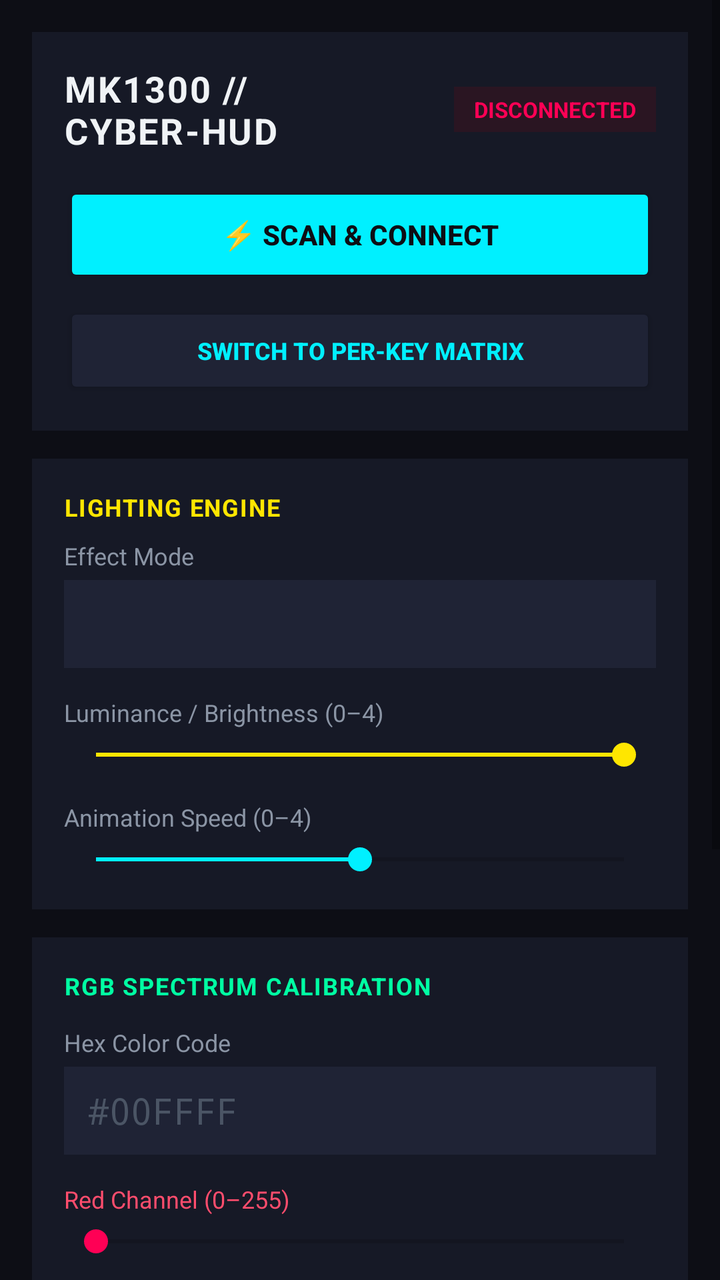
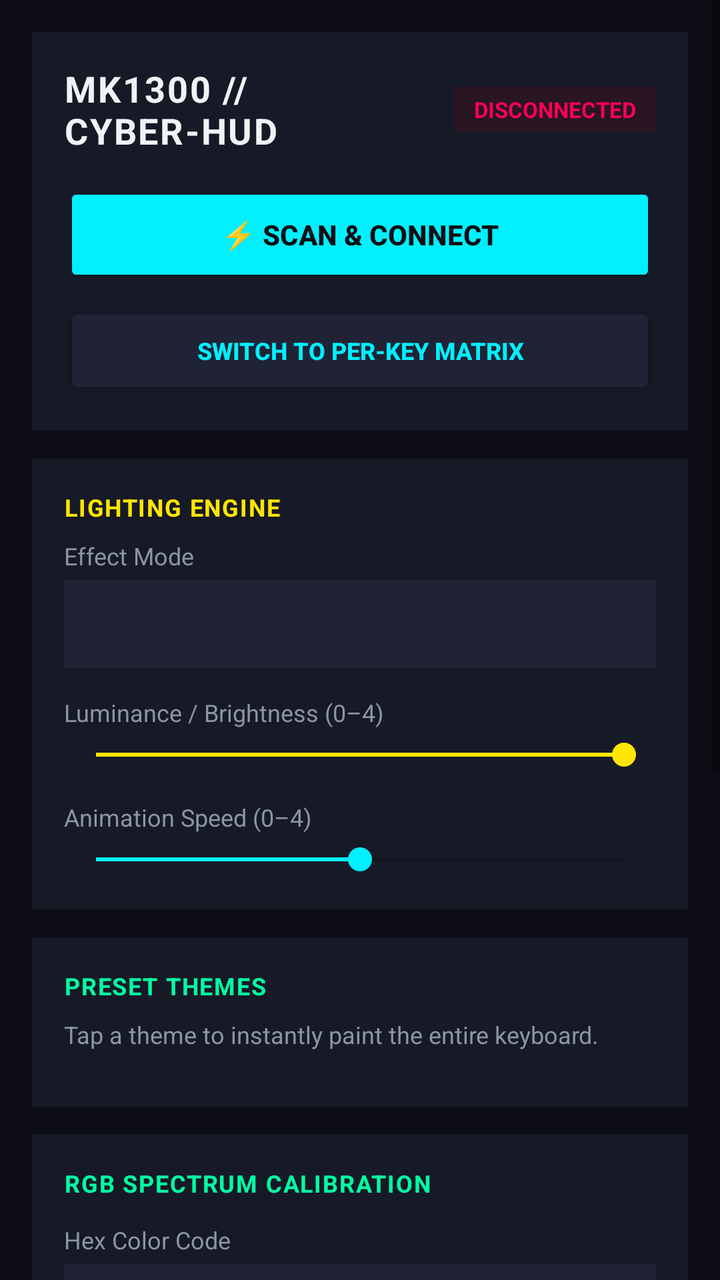

An Android layout rendered at two revisions. The XML below is the earlier revision; the diff shows what the commit changed to produce the second picture.
<!-- AndroidManifest.xml: application theme Theme.AppCompat.Light.NoActionBar -->
<!-- res/layout/activity_main.xml -->
<?xml version="1.0" encoding="utf-8"?>
<ScrollView xmlns:android="http://schemas.android.com/apk/res/android"
    android:layout_width="match_parent"
    android:layout_height="match_parent"
    android:fillViewport="true"
    android:background="#0D0E15">

    <LinearLayout
        android:layout_width="match_parent"
        android:layout_height="wrap_content"
        android:orientation="vertical"
        android:padding="16dp">

        
        <LinearLayout
            android:layout_width="match_parent"
            android:layout_height="wrap_content"
            android:orientation="vertical"
            android:background="#161926"
            android:padding="16dp"
            android:layout_marginBottom="14dp">

            <LinearLayout
                android:layout_width="match_parent"
                android:layout_height="wrap_content"
                android:orientation="horizontal"
                android:gravity="center_vertical">

                <TextView
                    android:layout_width="0dp"
                    android:layout_height="wrap_content"
                    android:layout_weight="1"
                    android:text="MK1300 // CYBER-HUD"
                    android:textColor="#F0F3F6"
                    android:textSize="18sp"
                    android:textStyle="bold"
                    android:letterSpacing="0.05" />

                <TextView
                    android:id="@+id/tvStatus"
                    android:layout_width="wrap_content"
                    android:layout_height="wrap_content"
                    android:text="DISCONNECTED"
                    android:textColor="#FF0055"
                    android:textSize="11sp"
                    android:textStyle="bold"
                    android:background="#2A1522"
                    android:paddingHorizontal="10dp"
                    android:paddingVertical="4dp" />
            </LinearLayout>

            <Button
                android:id="@+id/btnScanConnect"
                android:layout_width="match_parent"
                android:layout_height="52dp"
                android:layout_marginTop="14dp"
                android:text="⚡ SCAN &amp; CONNECT"
                android:textColor="#0D0E15"
                android:textStyle="bold"
                android:textSize="14sp"
                android:backgroundTint="#00F0FF" />

            <Button
                android:id="@+id/btnToggleMode"
                android:layout_width="match_parent"
                android:layout_height="48dp"
                android:layout_marginTop="8dp"
                android:text="SWITCH TO PER-KEY MATRIX"
                android:textColor="#00F0FF"
                android:textStyle="bold"
                android:textSize="12sp"
                android:backgroundTint="#1F2335" />
        </LinearLayout>

        
        <LinearLayout
            android:id="@+id/layoutGlobal"
            android:layout_width="match_parent"
            android:layout_height="wrap_content"
            android:orientation="vertical"
            android:background="#161926"
            android:padding="16dp"
            android:layout_marginBottom="14dp">

            <TextView
                android:layout_width="wrap_content"
                android:layout_height="wrap_content"
                android:text="LIGHTING ENGINE"
                android:textColor="#FFE600"
                android:textSize="12sp"
                android:textStyle="bold"
                android:letterSpacing="0.05"
                android:layout_marginBottom="8dp" />

            <TextView
                android:layout_width="wrap_content"
                android:layout_height="wrap_content"
                android:text="Effect Mode"
                android:textColor="#8B95A5"
                android:textSize="12sp"
                android:layout_marginBottom="4dp" />

            <Spinner
                android:id="@+id/spinnerEffect"
                android:layout_width="match_parent"
                android:layout_height="44dp"
                android:background="#1F2335"
                android:layout_marginBottom="14dp" />

            <TextView
                android:layout_width="wrap_content"
                android:layout_height="wrap_content"
                android:text="Luminance / Brightness (0–4)"
                android:textColor="#8B95A5"
                android:textSize="12sp" />

            <SeekBar
                android:id="@+id/seekBrightness"
                android:layout_width="match_parent"
                android:layout_height="wrap_content"
                android:max="4"
                android:progress="4"
                android:progressTint="#FFE600"
                android:thumbTint="#FFE600"
                android:layout_marginTop="4dp"
                android:layout_marginBottom="14dp" />

            <TextView
                android:layout_width="wrap_content"
                android:layout_height="wrap_content"
                android:text="Animation Speed (0–4)"
                android:textColor="#8B95A5"
                android:textSize="12sp" />

            <SeekBar
                android:id="@+id/seekSpeed"
                android:layout_width="match_parent"
                android:layout_height="wrap_content"
                android:max="4"
                android:progress="2"
                android:progressTint="#00F0FF"
                android:thumbTint="#00F0FF"
                android:layout_marginTop="4dp" />
        </LinearLayout>

        
        <LinearLayout
            android:id="@+id/layoutPerKey"
            android:layout_width="match_parent"
            android:layout_height="wrap_content"
            android:orientation="vertical"
            android:background="#161926"
            android:padding="16dp"
            android:layout_marginBottom="14dp"
            android:visibility="gone">

            <TextView
                android:layout_width="wrap_content"
                android:layout_height="wrap_content"
                android:text="MATRIX KEY SELECTOR"
                android:textColor="#FF0055"
                android:textSize="12sp"
                android:textStyle="bold"
                android:letterSpacing="0.05"
                android:layout_marginBottom="6dp" />

            <TextView
                android:layout_width="match_parent"
                android:layout_height="wrap_content"
                android:text="Select a color below, then tap any key to paint it. Scroll sideways to view the full deck."
                android:textColor="#8B95A5"
                android:textSize="12sp"
                android:layout_marginBottom="12dp" />

            
            <HorizontalScrollView
                android:layout_width="match_parent"
                android:layout_height="wrap_content"
                android:layout_marginBottom="14dp"
                android:scrollbars="horizontal"
                android:background="#0A0B10">

                <LinearLayout
                    android:id="@+id/keyRowContainer"
                    android:layout_width="wrap_content"
                    android:layout_height="wrap_content"
                    android:orientation="horizontal"
                    android:padding="8dp" />
            </HorizontalScrollView>

            <Button
                android:id="@+id/btnClearAll"
                android:layout_width="match_parent"
                android:layout_height="48dp"
                android:text="🗑️ CLEAR ALL (BLANK SLATE)"
                android:textColor="#FF0055"
                android:textStyle="bold"
                android:textSize="12sp"
                android:backgroundTint="#241423" />
        </LinearLayout>

        
        <LinearLayout
            android:layout_width="match_parent"
            android:layout_height="wrap_content"
            android:orientation="vertical"
            android:background="#161926"
            android:padding="16dp"
            android:layout_marginBottom="14dp">

            <TextView
                android:layout_width="wrap_content"
                android:layout_height="wrap_content"
                android:text="RGB SPECTRUM CALIBRATION"
                android:textColor="#00FFA3"
                android:textSize="12sp"
                android:textStyle="bold"
                android:letterSpacing="0.05"
                android:layout_marginBottom="12dp" />

            <TextView
                android:layout_width="wrap_content"
                android:layout_height="wrap_content"
                android:text="Hex Color Code"
                android:textColor="#8B95A5"
                android:textSize="12sp"
                android:layout_marginBottom="4dp" />

            <EditText
                android:id="@+id/etHex"
                android:layout_width="match_parent"
                android:layout_height="44dp"
                android:inputType="text"
                android:hint="#00FFFF"
                android:textColorHint="#4B5565"
                android:textColor="#F0F3F6"
                android:background="#1F2335"
                android:paddingHorizontal="12dp"
                android:maxLength="7"
                android:singleLine="true"
                android:fontFamily="monospace"
                android:layout_marginBottom="14dp" />

            <TextView
                android:layout_width="wrap_content"
                android:layout_height="wrap_content"
                android:text="Red Channel (0–255)"
                android:textColor="#FF4D6D"
                android:textSize="12sp" />

            <SeekBar
                android:id="@+id/seekR"
                android:layout_width="match_parent"
                android:layout_height="wrap_content"
                android:max="255"
                android:progress="0"
                android:progressTint="#FF0055"
                android:thumbTint="#FF0055"
                android:layout_marginTop="4dp"
                android:layout_marginBottom="10dp" />

            <TextView
                android:layout_width="wrap_content"
                android:layout_height="wrap_content"
                android:text="Green Channel (0–255)"
                android:textColor="#00FFA3"
                android:textSize="12sp" />

            <SeekBar
                android:id="@+id/seekG"
                android:layout_width="match_parent"
                android:layout_height="wrap_content"
                android:max="255"
                android:progress="255"
                android:progressTint="#00FFA3"
                android:thumbTint="#00FFA3"
                android:layout_marginTop="4dp"
                android:layout_marginBottom="10dp" />

            <TextView
                android:layout_width="wrap_content"
                android:layout_height="wrap_content"
                android:text="Blue Channel (0–255)"
                android:textColor="#00F0FF"
                android:textSize="12sp" />

            <SeekBar
                android:id="@+id/seekB"
                android:layout_width="match_parent"
                android:layout_height="wrap_content"
                android:max="255"
                android:progress="255"
                android:progressTint="#00F0FF"
                android:thumbTint="#00F0FF"
                android:layout_marginTop="4dp"
                android:layout_marginBottom="14dp" />

            
            <TextView
                android:layout_width="wrap_content"
                android:layout_height="wrap_content"
                android:text="Active Buffer Preview"
                android:textColor="#8B95A5"
                android:textSize="11sp"
                android:layout_marginBottom="6dp" />

            <View
                android:id="@+id/colorPreview"
                android:layout_width="match_parent"
                android:layout_height="38dp"
                android:background="#00FFFF"
                android:layout_marginBottom="14dp" />

            <Button
                android:id="@+id/btnLuck"
                android:layout_width="match_parent"
                android:layout_height="48dp"
                android:text="🎲 RANDOM OVERDRIVE"
                android:textColor="#FFE600"
                android:textStyle="bold"
                android:textSize="12sp"
                android:backgroundTint="#262415" />
        </LinearLayout>

        
        <LinearLayout
            android:layout_width="match_parent"
            android:layout_height="wrap_content"
            android:orientation="vertical"
            android:background="#08090D"
            android:padding="12dp">

            <TextView
                android:layout_width="wrap_content"
                android:layout_height="wrap_content"
                android:text="PACKET STREAM // LOGS"
                android:textColor="#00F0FF"
                android:textSize="11sp"
                android:textStyle="bold"
                android:letterSpacing="0.05"
                android:layout_marginBottom="4dp" />

            <TextView
                android:id="@+id/tvLog"
                android:layout_width="match_parent"
                android:layout_height="wrap_content"
                android:fontFamily="monospace"
                android:textSize="11sp"
                android:textColor="#00FFA3"
                android:text="Hardware bus ready. Awaiting connection..." />
        </LinearLayout>

    </LinearLayout>
</ScrollView>
<!-- resources referenced by this layout -->
<resources>

</resources>

<!-- the commit's change to res/layout/activity_main.xml (unified diff, before → after) -->
@@ -211,6 +211,47 @@
             <TextView
                 android:layout_width="wrap_content"
                 android:layout_height="wrap_content"
+                android:text="PRESET THEMES"
+                android:textColor="#00FFA3"
+                android:textSize="12sp"
+                android:textStyle="bold"
+                android:letterSpacing="0.05"
+                android:layout_marginBottom="8dp" />
+
+            <TextView
+                android:layout_width="match_parent"
+                android:layout_height="wrap_content"
+                android:text="Tap a theme to instantly paint the entire keyboard."
+                android:textColor="#8B95A5"
+                android:textSize="12sp"
+                android:layout_marginBottom="12dp" />
+
+            
+            <HorizontalScrollView
+                android:layout_width="match_parent"
+                android:layout_height="wrap_content"
+                android:scrollbars="none">
+
+                <LinearLayout
+                    android:id="@+id/presetContainer"
+                    android:layout_width="wrap_content"
+                    android:layout_height="wrap_content"
+                    android:orientation="horizontal" />
+            </HorizontalScrollView>
+        </LinearLayout>
+
+        
+        <LinearLayout
+            android:layout_width="match_parent"
+            android:layout_height="wrap_content"
+            android:orientation="vertical"
+            android:background="#161926"
+            android:padding="16dp"
+            android:layout_marginBottom="14dp">
+
+            <TextView
+                android:layout_width="wrap_content"
+                android:layout_height="wrap_content"
                 android:text="RGB SPECTRUM CALIBRATION"
                 android:textColor="#00FFA3"
                 android:textSize="12sp"
